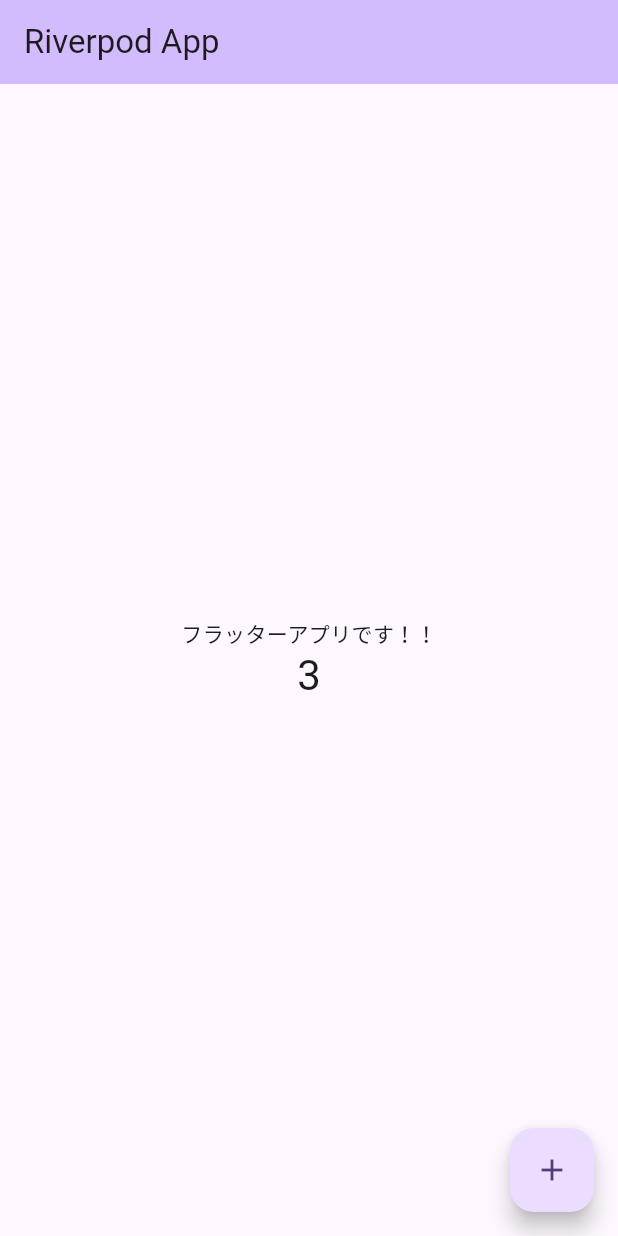
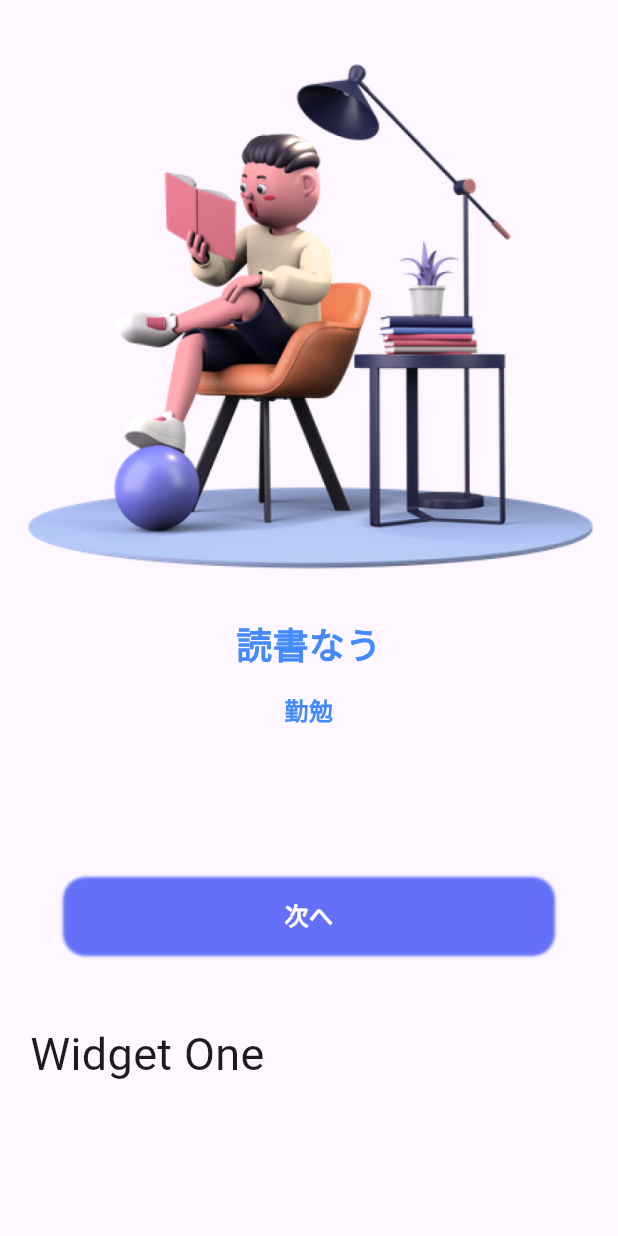
Before and after one commit to gorimatyan/flutter_tutorial, a Flutter app: the screen it shows after launch, on a phone screen of 412 x 824 dp. Run offline on Flutter 3.47's test engine with Material 2 defaults, Android fonts, the light colour scheme and no system bars; our stand-ins replace flutter_riverpod.

Commit message:
welcomeページを作った

```diff
--- /dev/null
+++ b/lib/pages/welcome/welcome.dart
@@ -0,0 +1,47 @@
+import 'package:flutter/material.dart';
+
+import 'widgets.dart';
+
+class WelcomePage extends StatelessWidget {
+  const WelcomePage({super.key});
+
+  @override
+  Widget build(BuildContext context) {
+    // ↓ PageViewを操作するためのヤツ
+    final PageController controller = PageController();
+
+    return Scaffold(
+      body: Stack(
+        children: <Widget>[
+          // PageView = 横もしくは縦にすいすいできるようにするWidget
+          PageView(
+              controller: controller,
+              // ignore: avoid_redundant_argument_values
+              scrollDirection: Axis.horizontal,
+              children: <Widget>[
+                appOnboardingPage(controller,
+                    imagePath: 'assets/images/reading.png',
+                    title: '読書なう',
+                    subTitle: '勤勉',
+                    index: 1),
+                appOnboardingPage(controller,
+                    imagePath: 'assets/images/boy.png',
+                    title: '太陽から落ちてもた！',
+                    subTitle: '即死',
+                    index: 2),
+                appOnboardingPage(controller,
+                    imagePath: 'assets/images/man.png',
+                    title: 'イチャイチャしてやがるな\nこいつらきっしょいわ',
+                    subTitle: '嫉妬',
+                    index: 3),
+              ]),
+          const Positioned(
+            bottom: 100,
+            left: 20,
+            child: Text('Widget One', style: TextStyle(fontSize: 30)),
+          ),
+        ],
+      ),
+    );
+  }
+}
--- /dev/null
+++ b/lib/pages/welcome/widgets.dart
@@ -0,0 +1,48 @@
+import 'package:flutter/material.dart';
+import '../../common/widgets/app_shadow.dart';
+import '../../common/widgets/text_widgets.dart';
+
+Widget appOnboardingPage(PageController controller,
+    {String imagePath = '',
+    String title = '',
+    String subTitle = '',
+    int index = 0}) {
+  return Column(
+    children: <Widget>[
+      Image.asset(
+        imagePath,
+        fit: BoxFit.fitWidth,
+      ),
+      // Image.asset('assets/images/boy.png'),
+      // Image.asset('assets/images/reading.png'),
+      Container(
+          padding: const EdgeInsets.only(left: 32, right: 32),
+          child: text24Normal(text: title)),
+      Container(
+          margin: const EdgeInsets.only(top: 16),
+          padding: const EdgeInsets.only(left: 32, right: 32),
+          child: text16Normal(text: subTitle)),
+      _nextButton(index, controller)
+    ],
+  );
+}
+
+// _がついている関数 = このファイルでのみ定義される関数のことを表す
+Widget _nextButton(int index, PageController controller) {
+  return GestureDetector(
+      onTap: () {
+        if (index < 3) {
+          controller.animateToPage(index,
+              duration: const Duration(milliseconds: 300),
+              curve: Curves.bounceIn);
+        }
+      },
+      child: Container(
+          decoration: appBoxShadow(),
+          width: 325,
+          height: 50,
+          margin: const EdgeInsets.only(top: 100, left: 25, right: 25),
+          child: Center(
+            child: text16Normal(text: '次へ', color: Colors.white),
+          )));
+}
```
Also changed, not shown: lib/common/widgets/app_shadow.dart (added, +15 -0 lines), lib/common/widgets/text_widgets.dart (added, +17 -0 lines), lib/main.dart (+41 -3 lines).
